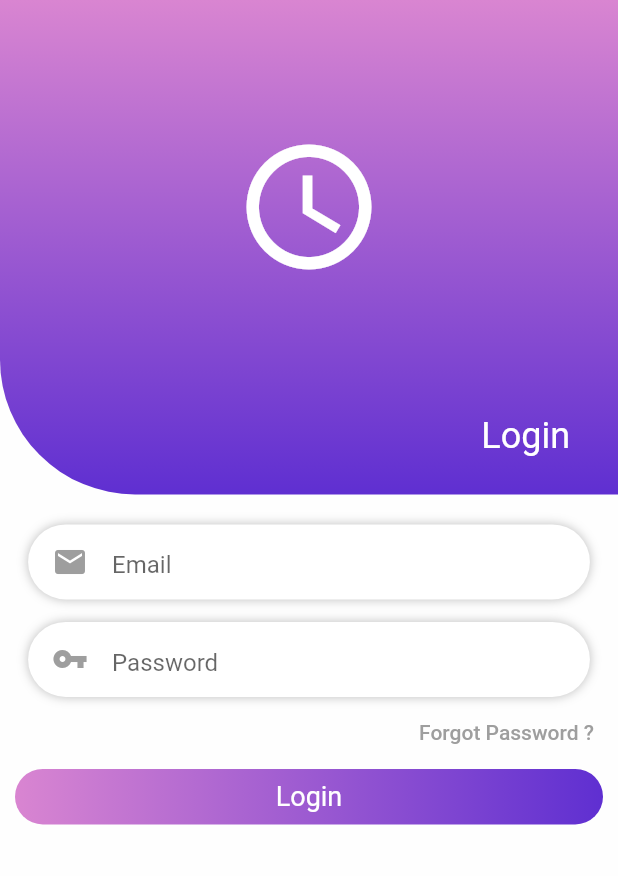
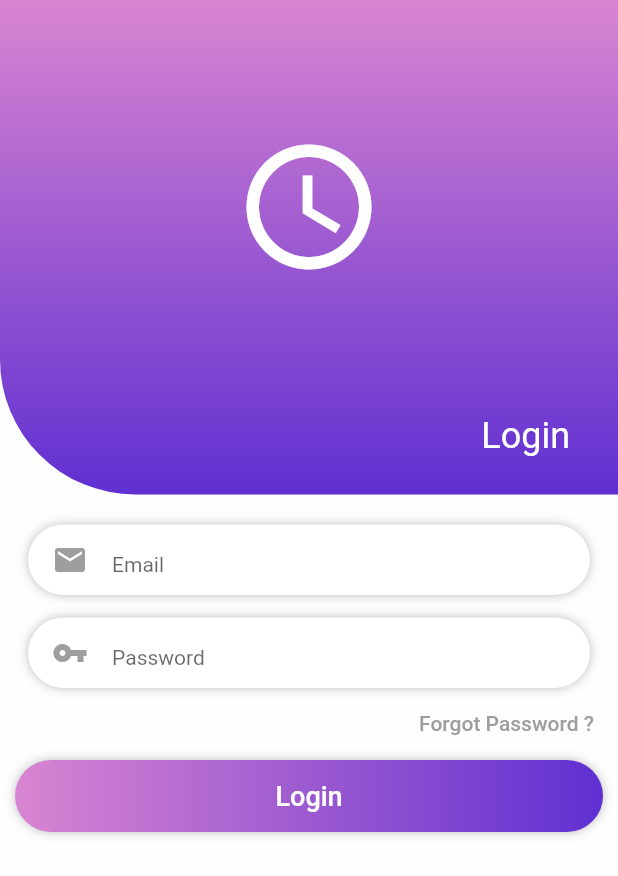
Before and after one commit to anwarabdullahn/saku-mobile, a Flutter app: the screen it shows after launch, on a phone screen of 412 x 824 dp. Shown: the top 876 px of the screen. Run offline on Flutter 3.47's test engine with Material 2 defaults, Android fonts, the phone set to English and light mode, and no system bars.

Commit message:
login screen

```diff
--- a/lib/main.dart
+++ b/lib/main.dart
@@ -10,7 +10,7 @@ class MyApp extends StatelessWidget {
     return MaterialApp(
       title: 'Flutter Demo',
       theme: ThemeData(
-        primarySwatch: Colors.teal,
+        primarySwatch: Colors.deepPurple,
       ),
       routes: {'/': (BuildContext context) => LoginPage()},
     );
--- a/lib/pages/LoginPage.dart
+++ b/lib/pages/LoginPage.dart
@@ -88,6 +88,7 @@ class _LoginPage extends State<LoginPage> {
               Container(
                 margin: EdgeInsets.fromLTRB(10, 0, 10, 0),
                 decoration: BoxDecoration(
+                  boxShadow: [BoxShadow(color: Colors.black26, blurRadius: 5)],
                   borderRadius: BorderRadius.all(Radius.circular(40)),
                   gradient: LinearGradient(
                     begin: Alignment.centerLeft,
@@ -98,9 +99,9 @@ class _LoginPage extends State<LoginPage> {
                     ],
                   ),
                 ),
-                child: Padding(
-                  padding: const EdgeInsets.all(8.0),
-                  child: Center(
+                child: Center(
+                  child: FlatButton(
+                    onPressed: () {},
                     child: Text(
                       'Login',
                       style: TextStyle(color: Colors.white, fontSize: 18),
--- a/lib/widgets/Input.dart
+++ b/lib/widgets/Input.dart
@@ -19,13 +19,14 @@ class Input extends StatelessWidget {
         children: <Widget>[
           Container(
             padding: EdgeInsets.fromLTRB(16, 4, 16, 4),
-            height: 50,
+            height: 47,
             width: MediaQuery.of(context).size.width / 1.1,
             decoration: BoxDecoration(
                 color: Colors.white,
                 boxShadow: [BoxShadow(color: Colors.black26, blurRadius: 5)],
                 borderRadius: BorderRadius.all(Radius.circular(50))),
             child: TextField(
+              style: TextStyle(fontSize: 14),
               obscureText: isPassword,
               keyboardType: inputType,
               autofocus: false,
```
